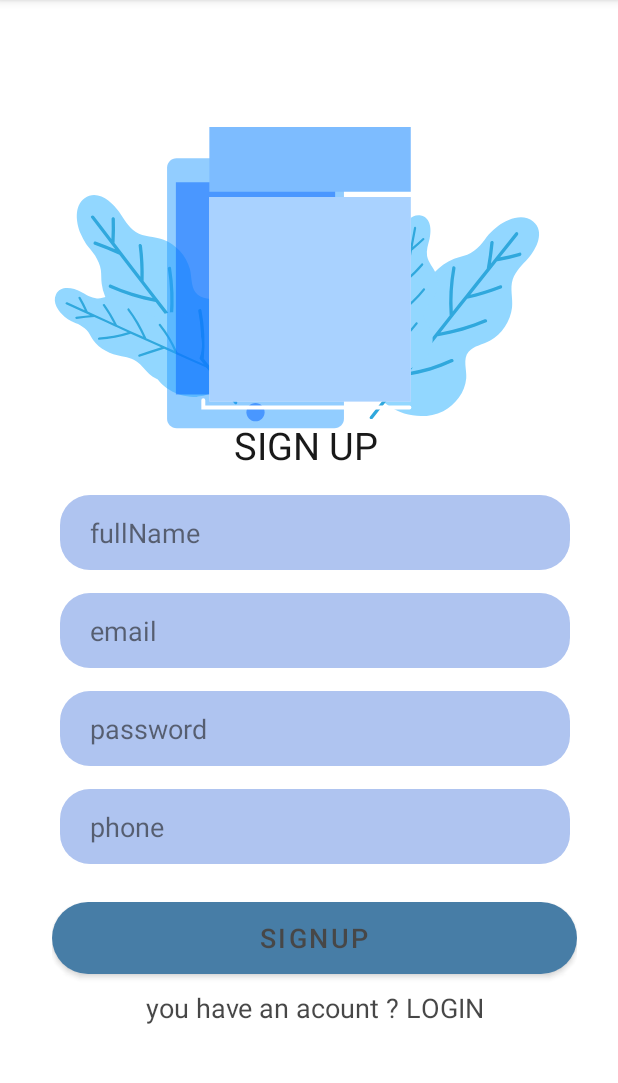
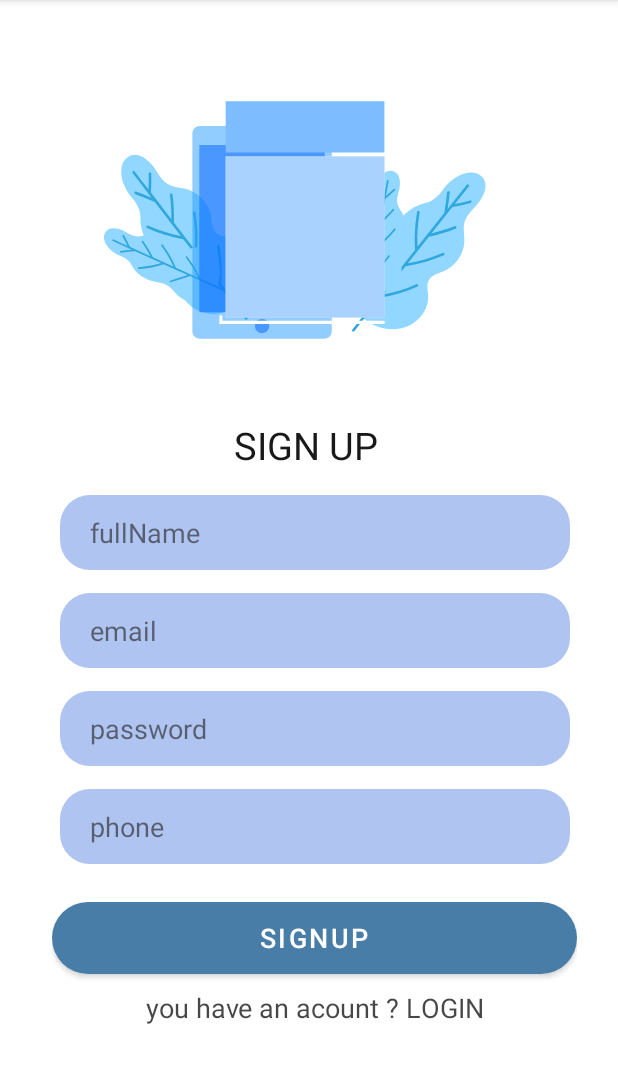
Before and after one commit to NeveenSeyam/finalCloudComputing, an Android app: the screen it shows after launch (Register), after a tap on "SIGN UP", on a phone screen of 412 x 824 dp, the part 84-1167 px from its top. Run offline under Robolectric (Android 15) with nearby library versions, the phone set to English and light mode, and no system bars; our stand-ins replace Firebase (no records; nobody signed in at launch, a user with empty details on screens opened directly); 1 statement that could not run was skipped; 1 other tap on this screen came first.

Commit message:
first commit

```diff
--- a/app/src/main/java/com/exp/cmfinalproject/AboutAppActivity.java
+++ b/app/src/main/java/com/exp/cmfinalproject/AboutAppActivity.java
@@ -13,7 +13,6 @@ import android.widget.TextView;
 public class AboutAppActivity extends AppCompatActivity {
     Controllerdb controllerdb =new Controllerdb(this);
     SQLiteDatabase database;
-
     TextView textView;
     android.widget.VideoView VideoView ;
 
--- a/app/src/main/java/com/exp/cmfinalproject/Register.java
+++ b/app/src/main/java/com/exp/cmfinalproject/Register.java
@@ -121,8 +121,6 @@ public class Register extends AppCompatActivity {
                                 }
                             });
 
-
-
                         }else {
                             Toast.makeText(Register.this, "Error ! " + task.getException().getMessage(), Toast.LENGTH_SHORT).show();
                             progressBar.setVisibility(View.GONE);
--- a/app/src/main/java/com/exp/cmfinalproject/models/News.java
+++ b/app/src/main/java/com/exp/cmfinalproject/models/News.java
@@ -1,4 +1,6 @@
 package com.exp.cmfinalproject.models;
+
+import android.util.Log;
 
 import com.google.gson.annotations.Expose;
 import com.google.gson.annotations.SerializedName;
@@ -36,6 +38,8 @@ public class News {
     }
 
     public List<Article> getArticle() {
+        Log.d("nev11" , ""+article.size());
+
         return article;
     }
 
--- a/app/src/main/java/com/exp/cmfinalproject/splash.java
+++ b/app/src/main/java/com/exp/cmfinalproject/splash.java
@@ -15,6 +15,7 @@ import static com.exp.cmfinalproject.redesign.fontColor;
 
 import androidx.appcompat.app.AppCompatActivity;
 
+import com.google.firebase.auth.FirebaseAuth;
 import com.google.firebase.firestore.DocumentChange;
 import com.google.firebase.firestore.EventListener;
 import com.google.firebase.firestore.FirebaseFirestore;
@@ -25,6 +26,8 @@ public class splash extends AppCompatActivity {
     final String PREFS_NAME = "MyPrefsFile";
     Controllerdb controllerdb ;
     SQLiteDatabase database;
+    FirebaseAuth fauth;
+
     @Override
     protected void onCreate(Bundle savedInstanceState) {
         super.onCreate(savedInstanceState);
@@ -32,6 +35,7 @@ public class splash extends AppCompatActivity {
         controllerdb =new Controllerdb(this);
         database=controllerdb.getWritableDatabase();
         FirebaseFirestore db = FirebaseFirestore.getInstance();
+        fauth = FirebaseAuth.getInstance();
 
         db = FirebaseFirestore.getInstance();
 
@@ -48,7 +52,6 @@ public class splash extends AppCompatActivity {
         }else{
             database.execSQL("INSERT INTO Details(Text)" +
                     "VALUES('"+"The city of Jerusalem is one of the important civilized and holy cities. Its first landmarks were founded on the hills of appearance that overlooks Silwan in the southeastern side of Al-Aqsa Mosque. Its geographical extension at the present time starts from the southern side of the Hebron Mountains, the northern side of the Nablus Mountains, and reaches the eastern side. belonging to the Mediterranean Sea, and its height above sea level is approximately 775 m"+"')" );
-
 
         }
         db.collection("redesign").addSnapshotListener(new EventListener<QuerySnapshot>() {
@@ -116,15 +119,20 @@ public class splash extends AppCompatActivity {
                     @Override
 
                     public void run() {
+                        if (fauth.getCurrentUser() != null) {
+                            startActivity(new Intent(getApplicationContext(), MainActivity.class));
+                            finish();
+                        } else {
 
-                        Intent i = new Intent(splash.this, welcome.class);
+                            Intent i = new Intent(splash.this, welcome.class);
 
-                        startActivity(i);
+                            startActivity(i);
 
-                        // close this activity
+                            // close this activity
 
-                        finish();
+                            finish();
 
+                        }
                     }
 
                 }, 4000);
--- a/app/src/main/res/layout/activity_register.xml
+++ b/app/src/main/res/layout/activity_register.xml
@@ -11,8 +11,8 @@
 
     <com.airbnb.lottie.LottieAnimationView
         android:id="@+id/animationView"
-        android:layout_width="413dp"
-        android:layout_height="311dp"
+        android:layout_width="436dp"
+        android:layout_height="245dp"
         android:layout_marginTop="4dp"
         app:layout_constraintEnd_toEndOf="parent"
         app:layout_constraintHorizontal_bias="0.666"
@@ -98,7 +98,7 @@
                 android:background="@drawable/shape"
                 android:text="SIGNUP"
                 android:textAlignment="center"
-                android:textColor="#000"
+                android:textColor="#FFFFFF"
                 android:textSize="18dp" />
 
             <TextView
```
Also changed, not shown: app/src/main/java/com/exp/cmfinalproject/MainActivity.java (+5 -2 lines), app/src/main/java/com/exp/cmfinalproject/welcome.java (+4 -4 lines).
